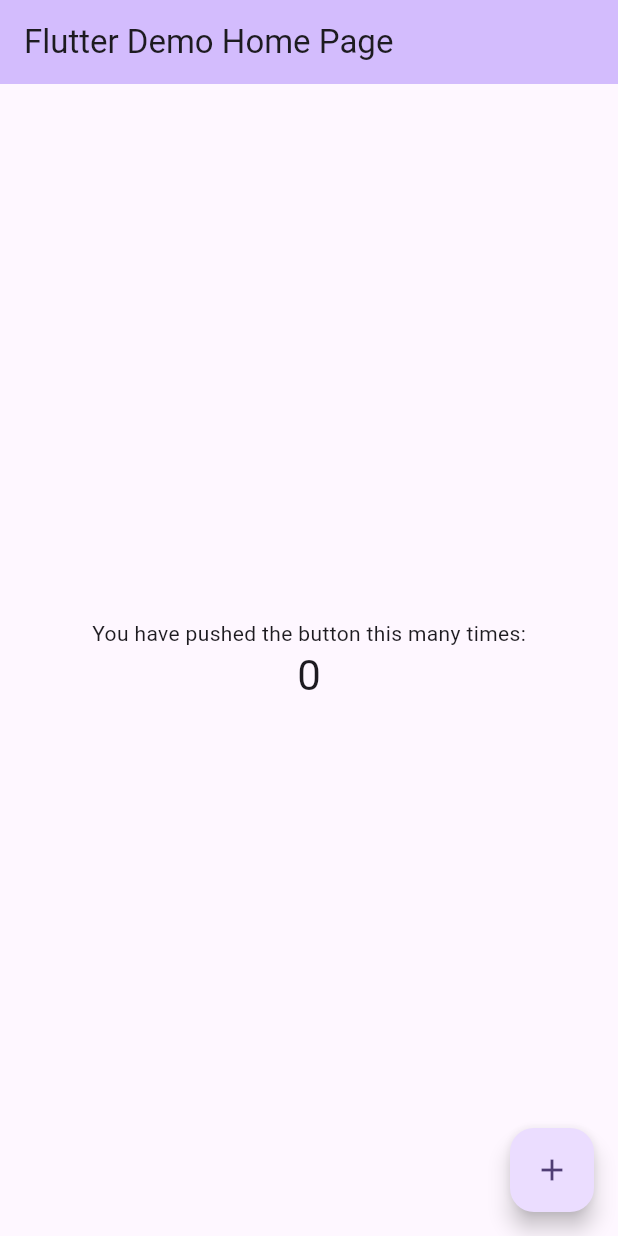
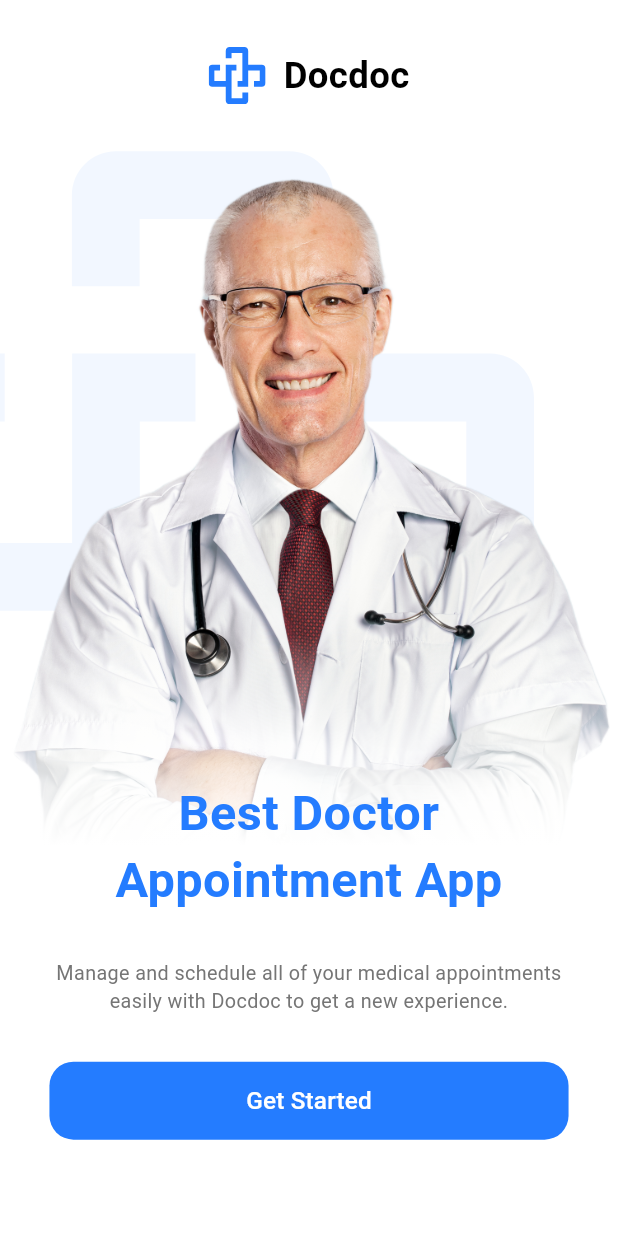
Before and after one commit to ahmadfouadalwakeal/flutter_advanced_app, a Flutter app: the screen it shows after launch, on a phone screen of 412 x 824 dp. Run offline on Flutter 3.47's test engine with Material 3 defaults, Android fonts, the phone set to English and light mode, and no system bars; our stand-ins replace flutter_screenutil, flutter_svg.

Commit message:
create feature/onboarding

```diff
--- /dev/null
+++ b/lib/core/helpers/extensions.dart
@@ -0,0 +1,20 @@
+import 'package:flutter/widgets.dart';
+
+extension Navigation on BuildContext {
+  Future<dynamic> pushNamed(String routeName, {Object? arguments}) {
+    return Navigator.of(this).pushNamed(routeName, arguments: arguments);
+  }
+
+  Future<dynamic> pushReplacementNamed(String routeName, {Object? arguments}) {
+    return Navigator.of(this)
+        .pushReplacementNamed(routeName, arguments: arguments);
+  }
+
+  Future<dynamic> pushNamedAndRemoveUntil(String routeName,
+      {Object? arguments, required RoutePredicate predicate}) {
+    return Navigator.of(this)
+        .pushNamedAndRemoveUntil(routeName, predicate, arguments: arguments);
+  }
+
+  void pop() => Navigator.of(this).pop();
+}
--- /dev/null
+++ b/lib/core/routing/app_router.dart
@@ -0,0 +1,21 @@
+import 'package:flutter/material.dart';
+import 'package:flutter_advanced_app/core/routing/routes.dart';
+import 'package:flutter_advanced_app/features/login/ui/login_screen.dart';
+
+import '../../features/onboarding/onboarding_screen.dart';
+
+class AppRouter {
+  Route generateRoute(RouteSettings setting) {
+    switch (setting.name) {
+      case Routes.onBoardingScreen:
+        return MaterialPageRoute(builder: (_) => const OnboardingScreen());
+      case Routes.loginScreen:
+        return MaterialPageRoute(builder: (_) => const LoginScreen());
+      default:
+        return MaterialPageRoute(builder: (_)=> Scaffold(
+          body: Center(child: Text("No route defined for${setting.name}"),),
+        ));
+
+    }
+  }
+}
--- /dev/null
+++ b/lib/core/routing/routes.dart
@@ -0,0 +1,4 @@
+class Routes{
+ static const String onBoardingScreen = '/onBoardingScreen';
+ static const String loginScreen = '/loginScreen';
+}
--- /dev/null
+++ b/lib/core/theming/colors.dart
@@ -0,0 +1,6 @@
+import 'package:flutter/material.dart';
+
+class ColorsManager {
+  static const Color mainBlue = Color(0xff247CFF);
+  static const Color gray = Color(0xff757575);
+}
--- /dev/null
+++ b/lib/core/theming/styles.dart
@@ -0,0 +1,29 @@
+import 'package:flutter/material.dart';
+import 'package:flutter_advanced_app/core/theming/colors.dart';
+import 'package:flutter_screenutil/flutter_screenutil.dart';
+
+class TextStyles {
+  static TextStyle font24Black700Weight = TextStyle(
+    fontSize: 24.sp,
+    fontWeight: FontWeight.w700,
+    color: Colors.black,
+  );
+
+static TextStyle font32BlueBold = TextStyle(
+    fontSize: 32.sp,
+    fontWeight: FontWeight.bold,
+    color: ColorsManager.mainBlue,
+  );
+static TextStyle font13GrayRegular = TextStyle(
+    fontSize: 13.sp,
+    fontWeight: FontWeight.normal,
+    color: ColorsManager.gray,
+  );
+static TextStyle font16WhiteSemiBold = TextStyle(
+    fontSize: 16.sp,
+    fontWeight: FontWeight.w500,
+    color: Colors.white,
+  );
+
+
+}
--- /dev/null
+++ b/lib/doc_app.dart
@@ -0,0 +1,29 @@
+import 'package:flutter/material.dart';
+import 'package:flutter_advanced_app/core/routing/app_router.dart';
+import 'package:flutter_advanced_app/core/routing/routes.dart';
+import 'package:flutter_advanced_app/core/theming/colors.dart';
+import 'package:flutter_screenutil/flutter_screenutil.dart';
+
+class DocApp extends StatelessWidget {
+  final AppRouter appRouter;
+
+  const DocApp({super.key, required this.appRouter});
+
+  @override
+  Widget build(BuildContext context) {
+    return ScreenUtilInit(
+      designSize:const Size(375, 812),
+      minTextAdapt: true,
+      child: MaterialApp(
+        title: 'Doc App',
+        theme: ThemeData(
+          primaryColor: ColorsManager.mainBlue,
+          scaffoldBackgroundColor: Colors.white,
+        ),
+        debugShowCheckedModeBanner: false,
+        initialRoute: Routes.onBoardingScreen,
+        onGenerateRoute: appRouter.generateRoute,
+      ),
+    );
+  }
+}
--- /dev/null
+++ b/lib/features/login/ui/login_screen.dart
@@ -0,0 +1,11 @@
+import 'package:flutter/material.dart';
+
+class LoginScreen extends StatelessWidget {
+  const LoginScreen({super.key});
+
+  @override
+  Widget build(BuildContext context) {
+    return Scaffold(
+      body:  Text('LoginScreen'),
+    );  }
+}
--- /dev/null
+++ b/lib/features/onboarding/onboarding_screen.dart
@@ -0,0 +1,49 @@
+import 'package:flutter/material.dart';
+import 'package:flutter_advanced_app/core/theming/styles.dart';
+import 'package:flutter_advanced_app/features/onboarding/widgets/doc_logo_and_name.dart';
+import 'package:flutter_advanced_app/features/onboarding/widgets/doctor_image_and_text.dart';
+import 'package:flutter_advanced_app/features/onboarding/widgets/get_started_button.dart';
+import 'package:flutter_screenutil/flutter_screenutil.dart';
+
+class OnboardingScreen extends StatelessWidget {
+  const OnboardingScreen({super.key});
+
+  @override
+  Widget build(BuildContext context) {
+    return SafeArea(
+      child: Scaffold(
+        body: Padding(
+          padding: EdgeInsets.only(
+            top: 30.h,
+            bottom: 30.h,
+          ),
+          child: SingleChildScrollView(
+            child: Column(
+              children: [
+                const DocLogoAndName(),
+                SizedBox(
+                  height: 30.h,
+                ),
+                const DoctorImageAndText(),
+                Padding(
+                  padding:  EdgeInsets.symmetric(horizontal: 30.w),
+                  child: Column(
+                    children: [
+                      Text(
+                        'Manage and schedule all of your medical appointments easily with Docdoc to get a new experience.',
+                        style: TextStyles.font13GrayRegular,
+                        textAlign: TextAlign.center,
+                      ),
+                      SizedBox(height: 30.h,),
+                      const GetStartedButton(),
+                    ],
+                  ),
+                )
+              ],
+            ),
+          ),
+        ),
+      ),
+    );
+  }
+}
--- /dev/null
+++ b/lib/features/onboarding/widgets/doc_logo_and_name.dart
@@ -0,0 +1,22 @@
+import 'package:flutter/material.dart';
+import 'package:flutter_screenutil/flutter_screenutil.dart';
+import 'package:flutter_svg/flutter_svg.dart';
+
+import '../../../core/theming/styles.dart';
+
+class DocLogoAndName extends StatelessWidget {
+  const DocLogoAndName({super.key});
+
+  @override
+  Widget build(BuildContext context) {
+    return Row(
+      mainAxisAlignment: MainAxisAlignment.center,
+      children: [
+      SvgPicture.asset('assets/svgs/docdoc_logo.svg'),
+        SizedBox(width: 10.w,),
+        Text('Docdoc',
+        style: TextStyles.font24Black700Weight,),
+      ],
+    );
+  }
+}
--- /dev/null
+++ b/lib/features/onboarding/widgets/doctor_image_and_text.dart
@@ -0,0 +1,42 @@
+import 'package:flutter/material.dart';
+import 'package:flutter_svg/flutter_svg.dart';
+
+import '../../../core/theming/styles.dart';
+
+class DoctorImageAndText extends StatelessWidget {
+  const DoctorImageAndText({super.key});
+
+  @override
+  Widget build(BuildContext context) {
+    return Stack(
+      children: [
+        SvgPicture.asset('assets/svgs/docdoc_logo_low_opacity.svg'),
+        Container(
+          child: Image.asset('assets/images/onboarding_doctor.png'),
+          foregroundDecoration: BoxDecoration(
+            gradient: LinearGradient(
+              colors: [
+                Colors.white,
+                Colors.white.withOpacity(0.0),
+              ],
+              begin: Alignment.bottomCenter,
+              end: Alignment.topCenter,
+              stops: const[.14,.4],
+            ),
+          ),
+        ),
+        Positioned(
+          bottom: 30,
+            right: 0,
+            left: 0,
+            child:Text(
+              textAlign: TextAlign.center,
+              'Best Doctor\nAppointment App',
+              style: TextStyles.font32BlueBold.copyWith(
+                height: 1.4,
+              ),
+            ) ),
+      ],
+    );
+  }
+}
--- /dev/null
+++ b/lib/features/onboarding/widgets/get_started_button.dart
@@ -0,0 +1,30 @@
+import 'package:flutter/material.dart';
+import 'package:flutter_advanced_app/core/helpers/extensions.dart';
+import 'package:flutter_advanced_app/core/routing/routes.dart';
+import 'package:flutter_advanced_app/core/theming/colors.dart';
+import 'package:flutter_advanced_app/core/theming/styles.dart';
+
+class GetStartedButton extends StatelessWidget {
+  const GetStartedButton({super.key});
+
+  @override
+  Widget build(BuildContext context) {
+    return TextButton(
+        onPressed: (){
+        context.pushNamed(Routes.loginScreen);
+        },
+        style: ButtonStyle(
+          backgroundColor: WidgetStateProperty.all(ColorsManager.mainBlue),
+          tapTargetSize: MaterialTapTargetSize.shrinkWrap,
+          minimumSize: WidgetStateProperty.all(const Size(double.infinity, 52)),
+            shape: WidgetStateProperty.all(RoundedRectangleBorder(
+              borderRadius: BorderRadius.circular(16),
+            )),
+        ),
+
+        child: Text(
+          'Get Started',
+          style: TextStyles.font16WhiteSemiBold,
+        ));
+  }
+}
--- a/lib/main.dart
+++ b/lib/main.dart
@@ -1,125 +1,8 @@
 import 'package:flutter/material.dart';
+import 'package:flutter_advanced_app/core/routing/app_router.dart';
+import 'package:flutter_advanced_app/doc_app.dart';
 
 void main() {
-  runApp(const MyApp());
+  runApp( DocApp(appRouter: AppRouter(),
+  ));
 }
-
-class MyApp extends StatelessWidget {
-  const MyApp({super.key});
-
-  // This widget is the root of your application.
-  @override
-  Widget build(BuildContext context) {
-    return MaterialApp(
-      title: 'Flutter Advanced',
-      theme: ThemeData(
-        // This is the theme of your application.
-        //
-        // TRY THIS: Try running your application with "flutter run". You'll see
-        // the application has a purple toolbar. Then, without quitting the app,
-        // try changing the seedColor in the colorScheme below to Colors.green
-        // and then invoke "hot reload" (save your changes or press the "hot
-        // reload" button in a Flutter-supported IDE, or press "r" if you used
-        // the command line to start the app).
-        //
-        // Notice that the counter didn't reset back to zero; the application
-        // state is not lost during the reload. To reset the state, use hot
-        // restart instead.
-        //
-        // This works for code too, not just values: Most code changes can be
-        // tested with just a hot reload.
-        colorScheme: ColorScheme.fromSeed(seedColor: Colors.deepPurple),
-        useMaterial3: true,
-      ),
-      home: const MyHomePage(title: 'Flutter Demo Home Page'),
-    );
-  }
-}
-
-class MyHomePage extends StatefulWidget {
-  const MyHomePage({super.key, required this.title});
-
-  // This widget is the home page of your application. It is stateful, meaning
-  // that it has a State object (defined below) that contains fields that affect
-  // how it looks.
-
-  // This class is the configuration for the state. It holds the values (in this
-  // case the title) provided by the parent (in this case the App widget) and
-  // used by the build method of the State. Fields in a Widget subclass are
-  // always marked "final".
-
-  final String title;
-
-  @override
-  State<MyHomePage> createState() => _MyHomePageState();
-}
-
-class _MyHomePageState extends State<MyHomePage> {
-  int _counter = 0;
-
-  void _incrementCounter() {
-    setState(() {
-      // This call to setState tells the Flutter framework that something has
-      // changed in this State, which causes it to rerun the build method below
-      // so that the display can reflect the updated values. If we changed
-      // _counter without calling setState(), then the build method would not be
-      // called again, and so nothing would appear to happen.
-      _counter++;
-    });
-  }
-
-  @override
-  Widget build(BuildContext context) {
-    // This method is rerun every time setState is called, for instance as done
-    // by the _incrementCounter method above.
-    //
-    // The Flutter framework has been optimized to make rerunning build methods
-    // fast, so that you can just rebuild anything that needs updating rather
-    // than having to individually change instances of widgets.
-    return Scaffold(
-      appBar: AppBar(
-        // TRY THIS: Try changing the color here to a specific color (to
-        // Colors.amber, perhaps?) and trigger a hot reload to see the AppBar
-        // change color while the other colors stay the same.
-        backgroundColor: Theme.of(context).colorScheme.inversePrimary,
-        // Here we take the value from the MyHomePage object that was created by
-        // the App.build method, and use it to set our appbar title.
-        title: Text(widget.title),
-      ),
-      body: Center(
-        // Center is a layout widget. It takes a single child and positions it
-        // in the middle of the parent.
-        child: Column(
-          // Column is also a layout widget. It takes a list of children and
-          // arranges them vertically. By default, it sizes itself to fit its
-          // children horizontally, and tries to be as tall as its parent.
-          //
-          // Column has various properties to control how it sizes itself and
-          // how it positions its children. Here we use mainAxisAlignment to
-          // center the children vertically; the main axis here is the vertical
-          // axis because Columns are vertical (the cross axis would be
-          // horizontal).
-          //
-          // TRY THIS: Invoke "debug painting" (choose the "Toggle Debug Paint"
-          // action in the IDE, or press "p" in the console), to see the
-          // wireframe for each widget.
-          mainAxisAlignment: MainAxisAlignment.center,
-          children: <Widget>[
-            const Text(
-              'You have pushed the button this many times:',
-            ),
-            Text(
-              '$_counter',
-              style: Theme.of(context).textTheme.headlineMedium,
-            ),
-          ],
-        ),
-      ),
-      floatingActionButton: FloatingActionButton(
-        onPressed: _incrementCounter,
-        tooltip: 'Increment',
-        child: const Icon(Icons.add),
-      ), // This trailing comma makes auto-formatting nicer for build methods.
-    );
-  }
-}
```
Also changed, not shown: pubspec.yaml (+8 -3 lines), assets/images/onboarding_doctor.png (added), assets/svgs/docdoc_logo.svg (added), assets/svgs/docdoc_logo_low_opacity.svg (added), pubspec.lock, 2 other files.
